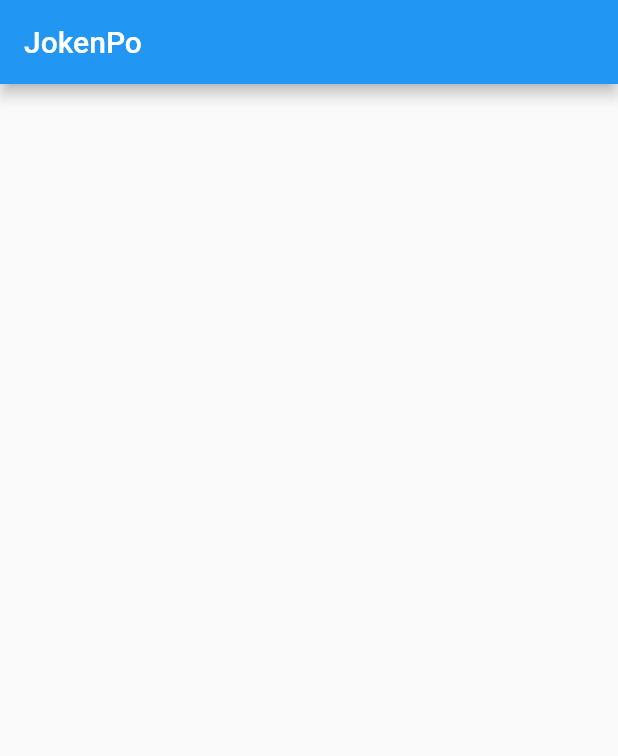
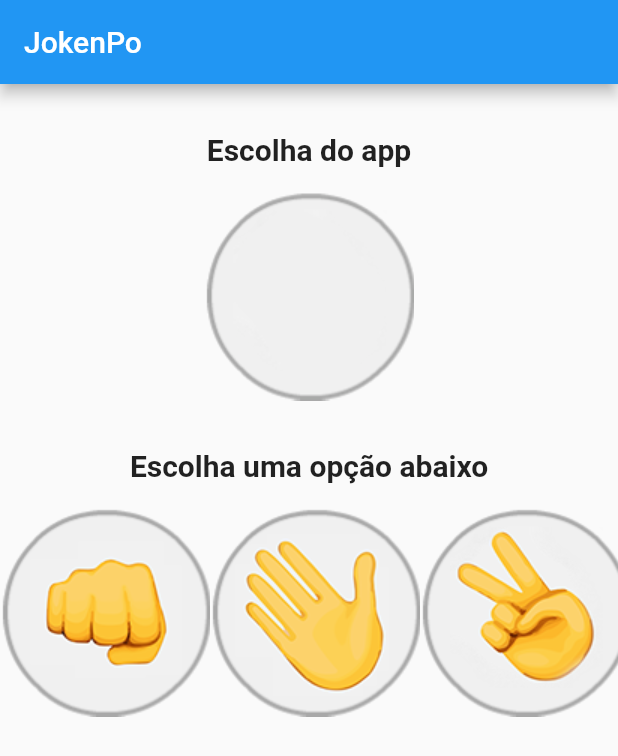
Before and after one commit to andrelucasv/jokenpo, a Flutter app: the screen it shows after launch, on a phone screen of 412 x 824 dp. Shown: the top 756 px of the screen. Run offline on Flutter 3.47's test engine with Material 2 defaults, Android fonts, the phone set to English and light mode, and no system bars.

Commit message:
Criando interface da aplicação

```diff
--- a/lib/jogo.dart
+++ b/lib/jogo.dart
@@ -12,14 +12,45 @@ class _JogoState extends State<Jogo> {
   Widget build(BuildContext context) {
     return Scaffold(
       appBar: AppBar(
-        title: Text("JokenPo"),
+        title: const Text("JokenPo"),
       ),
       body: Column(
+        crossAxisAlignment: CrossAxisAlignment.center,
         children: [
           //text
           //image
           //text resultado
           //row 3 images
+          const Padding(
+            padding: EdgeInsets.only(top: 32, bottom: 16),
+            child: Text(
+              "Escolha do app",
+              textAlign: TextAlign.center,
+              style: TextStyle(
+                fontSize: 20,
+                fontWeight: FontWeight.bold
+              ),
+            ),
+          ),
+          Image.asset("assets/images/padrao.png"),
+          const Padding(
+            padding: EdgeInsets.only(top: 32, bottom: 16),
+            child: Text(
+              "Escolha uma opção abaixo",
+              textAlign: TextAlign.center,
+              style: TextStyle(
+                fontSize: 20,
+                fontWeight: FontWeight.bold
+              ),
+            ),
+          ),
+          Row(
+            children: [
+              Image.asset("assets/images/pedra.png"),
+              Image.asset("assets/images/papel.png"),
+              Image.asset("assets/images/tesoura.png"),
+            ],
+          )
         ],
       ),
     );
--- a/pubspec.yaml
+++ b/pubspec.yaml
@@ -64,6 +64,12 @@ flutter:
   #   - images/a_dot_burr.jpeg
   #   - images/a_dot_ham.jpeg
 
+  assets:
+    - assets/images/padrao.png
+    - assets/images/papel.png
+    - assets/images/pedra.png
+    - assets/images/tesoura.png
+
   # An image asset can refer to one or more resolution-specific "variants", see
   # https://flutter.dev/assets-and-images/#resolution-aware
 
```
Also changed, not shown: assets/images/padrao.png (added), assets/images/papel.png (added), assets/images/pedra.png (added), assets/images/tesoura.png (added).
